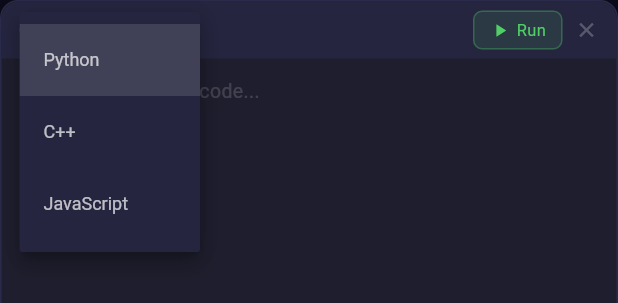
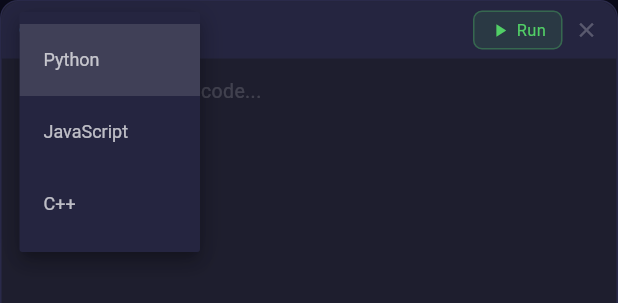
Before and after one commit to EmperorNumerius/NumeiusNotes, a Flutter app: the CodeBlockWidget widget shown alone on an empty page, opened directly with empty values, after a tap on "Python", on a phone screen of 412 x 824 dp. Shown: the top 303 px of the screen. Run offline on Flutter 3.47's test engine with Material 3 defaults, Android fonts, the phone set to English and light mode, and no system bars; our stand-ins replace audioplayers, file_picker, flutter_highlight, flutter_markdown, shared_preferences and 1 more; missing offline and left inert: dart:ffi, flutter_math_fork, flutter_secure_storage_platform_interface, pdfrx, record, syncfusion_flutter_pdf and 1 more; accounts and stored records are empty; Roboto replaces fonts that are missing (Consolas, Segoe UI).

Commit message:
Refactor hardcoded code languages to CodeLanguage enum
Replaces hardcoded string literals for programming languages ('python', 'javascript', 'cpp') with a strongly typed `CodeLanguage` enum across the `ContentBlock` model, `CodeBlockWidget`, and `CodeRunnerService`. This improves type safety, maintainability, and prevents typos.

- Introduced `CodeLanguage` enum in `lib/models/code_language.dart`.
- Updated `ContentBlock` to use `CodeLanguage` for the `language` field.
- Updated `CodeBlockWidget` to use `CodeLanguage` for state and UI rendering.
- Updated `CodeRunnerService` to accept `CodeLanguage` for execution.
- Added `test/models/content_block_serialization_test.dart` to verify serialization compatibility.

Co-authored-by: EmperorNumerius <62899740+EmperorNumerius@users.noreply.github.com>

```diff
--- /dev/null
+++ b/lib/models/code_language.dart
@@ -0,0 +1,30 @@
+/// Supported programming languages for code execution and highlighting.
+enum CodeLanguage {
+  python,
+  javascript,
+  cpp;
+
+  String get displayName {
+    switch (this) {
+      case CodeLanguage.python:
+        return 'Python';
+      case CodeLanguage.javascript:
+        return 'JavaScript';
+      case CodeLanguage.cpp:
+        return 'C++';
+    }
+  }
+
+  /// Returns the language ID string (lowercase).
+  String get id => name;
+
+  /// Returns the CodeLanguage from a string ID, defaulting to python.
+  static CodeLanguage fromId(String? id) {
+    if (id == null) return CodeLanguage.python;
+    try {
+      return CodeLanguage.values.byName(id);
+    } catch (_) {
+      return CodeLanguage.python;
+    }
+  }
+}
--- a/lib/models/content_block.dart
+++ b/lib/models/content_block.dart
@@ -1,4 +1,5 @@
 import 'package:notes_app/models/anchor_type.dart';
+import 'package:notes_app/models/code_language.dart';
 
 /// Types of content that can exist in a document.
 enum ContentBlockType {
@@ -18,7 +19,7 @@ class ContentBlock {
   final String id;
   final ContentBlockType type;
   String content;
-  String language; // for code blocks: 'python', 'cpp', etc.
+  CodeLanguage language; // for code blocks: 'python', 'cpp', etc.
   String output; // execution output for code blocks
   AnchorType anchorType;
 
@@ -42,7 +43,7 @@ class ContentBlock {
     required this.id,
     this.type = ContentBlockType.text,
     this.content = '',
-    this.language = 'python',
+    this.language = CodeLanguage.python,
     this.output = '',
     this.anchorType = AnchorType.canvas,
     this.x = 100,
@@ -58,7 +59,7 @@ class ContentBlock {
     'id': id,
     'type': type.name,
     'content': content,
-    'language': language,
+    'language': language.name,
     'output': output,
     'anchorType': anchorType.name,
     'x': x,
@@ -87,7 +88,7 @@ class ContentBlock {
       id: json['id'] as String,
       type: blockType,
       content: json['content'] as String? ?? '',
-      language: json['language'] as String? ?? 'python',
+      language: CodeLanguage.fromId(json['language'] as String?),
       output: json['output'] as String? ?? '',
       anchorType: inferredAnchor,
       x: (json['x'] as num?)?.toDouble() ?? 100,
--- a/lib/widgets/code_block.dart
+++ b/lib/widgets/code_block.dart
@@ -3,6 +3,7 @@ import 'dart:math' as math;
 import 'package:flutter/material.dart';
 import 'package:flutter_highlight/flutter_highlight.dart';
 import 'package:flutter_highlight/themes/monokai-sublime.dart';
+import 'package:notes_app/models/code_language.dart';
 import 'package:notes_app/models/content_block.dart';
 import 'package:notes_app/services/code_runner_service.dart';
 
@@ -29,8 +30,8 @@ class _CodeBlockWidgetState extends State<CodeBlockWidget> {
   bool _showOutput = false;
   bool _isEditing = false;
 
-  static const Map<String, List<String>> _languageSuggestions = {
-    'python': [
+  static const Map<CodeLanguage, List<String>> _languageSuggestions = {
+    CodeLanguage.python: [
       'print()',
       'def',
       'class',
@@ -48,7 +49,7 @@ class _CodeBlockWidgetState extends State<CodeBlockWidget> {
       'try',
       'except',
     ],
-    'javascript': [
+    CodeLanguage.javascript: [
       'console.log()',
       'function',
       'const',
@@ -66,7 +67,7 @@ class _CodeBlockWidgetState extends State<CodeBlockWidget> {
       'map()',
       'filter()',
     ],
-    'cpp': [
+    CodeLanguage.cpp: [
       '#include <iostream>',
       'int main()',
       'std::cout <<',
@@ -177,7 +178,7 @@ class _CodeBlockWidgetState extends State<CodeBlockWidget> {
                   width: 8,
                   height: 8,
                   decoration: BoxDecoration(
-                    color: widget.block.language == 'python'
+                    color: widget.block.language == CodeLanguage.python
                         ? const Color(0xFF3776AB)
                         : const Color(0xFF00599C),
                     shape: BoxShape.circle,
@@ -185,17 +186,18 @@ class _CodeBlockWidgetState extends State<CodeBlockWidget> {
                 ),
                 const SizedBox(width: 8),
                 // Language dropdown
-                DropdownButton<String>(
+                DropdownButton<CodeLanguage>(
                   value: widget.block.language,
                   dropdownColor: const Color(0xFF252540),
                   style: const TextStyle(color: Colors.white70, fontSize: 12),
                   underline: const SizedBox(),
                   isDense: true,
-                  items: const [
-                    DropdownMenuItem(value: 'python', child: Text('Python')),
-                    DropdownMenuItem(value: 'cpp', child: Text('C++')),
-                    DropdownMenuItem(value: 'javascript', child: Text('JavaScript')),
-                  ],
+                  items: CodeLanguage.values.map((lang) {
+                    return DropdownMenuItem(
+                      value: lang,
+                      child: Text(lang.displayName),
+                    );
+                  }).toList(),
                   onChanged: (v) {
                     if (v != null) {
                       setState(() => widget.block.language = v);
@@ -337,7 +339,7 @@ class _CodeBlockWidgetState extends State<CodeBlockWidget> {
                             height: 1.5,
                           ),
                           decoration: InputDecoration(
-                            hintText: 'Enter ${widget.block.language} code...',
+                            hintText: 'Enter ${widget.block.language.displayName} code...',
                             hintStyle: TextStyle(color: Colors.white.withAlpha(40)),
                             border: InputBorder.none,
                             isDense: true,
@@ -392,7 +394,7 @@ class _CodeBlockWidgetState extends State<CodeBlockWidget> {
                         ? Padding(
                             padding: const EdgeInsets.all(12),
                             child: Text(
-                              'Tap to enter ${widget.block.language} code...',
+                              'Tap to enter ${widget.block.language.displayName} code...',
                               style: TextStyle(
                                 fontFamily: 'Consolas',
                                 fontSize: 13,
@@ -402,9 +404,7 @@ class _CodeBlockWidgetState extends State<CodeBlockWidget> {
                           )
                         : HighlightView(
                             _controller.text,
-                            language: widget.block.language == 'cpp'
-                                ? 'cpp'
-                                : widget.block.language,
+                            language: widget.block.language.name,
                             theme: monokaiSublimeTheme,
                             padding: const EdgeInsets.all(12),
                             textStyle: const TextStyle(
```
Also changed, not shown: lib/services/code_runner_service.dart (+8 -7 lines), 1 other file.
